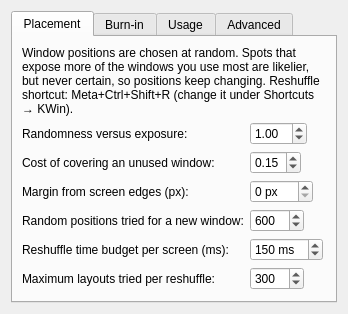
First picture: the form in randomplace/contents/ui/config.ui, repository v1ld/randomplace, before the edit.
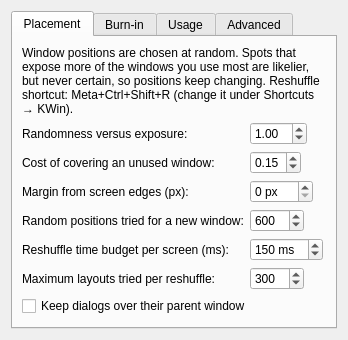
Second picture: the form after the edit.

Commit message: 1.4.1: Unparented dialogs try to follow their real parent.

```diff
--- a/randomplace/contents/ui/config.ui
+++ b/randomplace/contents/ui/config.ui
@@ -106,6 +106,12 @@
          <property name="value"><number>300</number></property>
         </widget>
        </item>
+       <item row="7" column="0" colspan="2">
+        <widget class="QCheckBox" name="kcfg_keepDialogsWithParent">
+         <property name="text"><string>Keep dialogs over their parent window</string></property>
+         <property name="toolTip"><string>Dialogs move together with their parent window on reshuffle, and dialogs that don't declare a parent (such as portal file dialogs) are centered over the window they belong to.</string></property>
+        </widget>
+       </item>
       </layout>
      </widget>
      <widget class="QWidget" name="tab1">
```
The commit also changes 4 other files.
